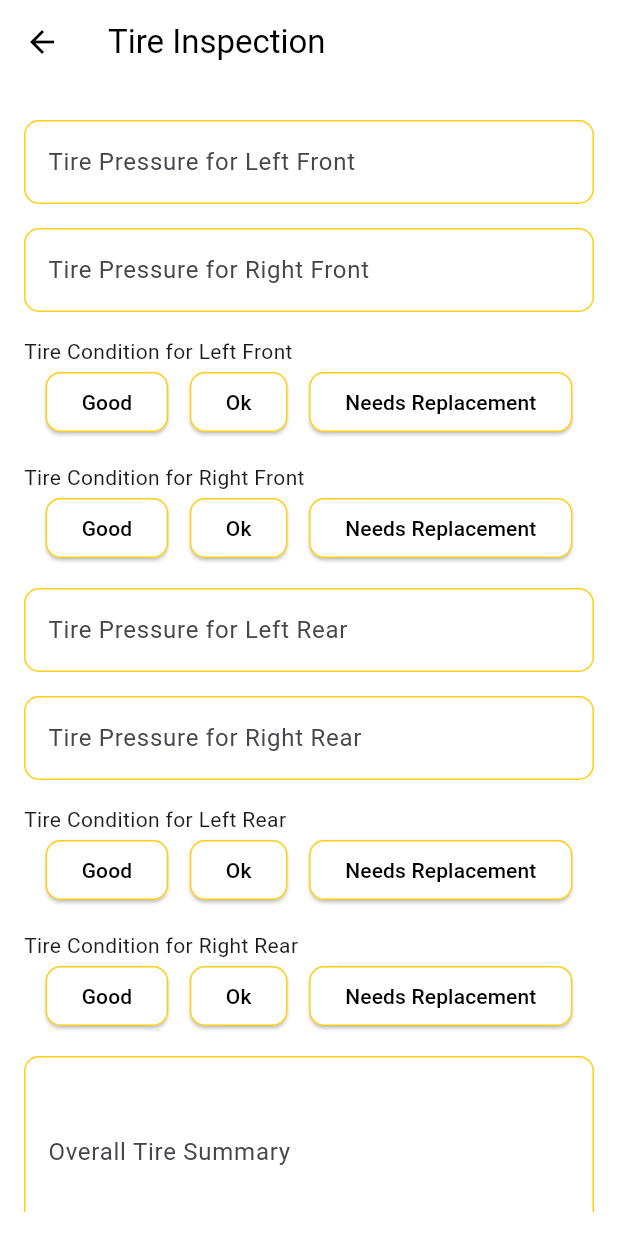
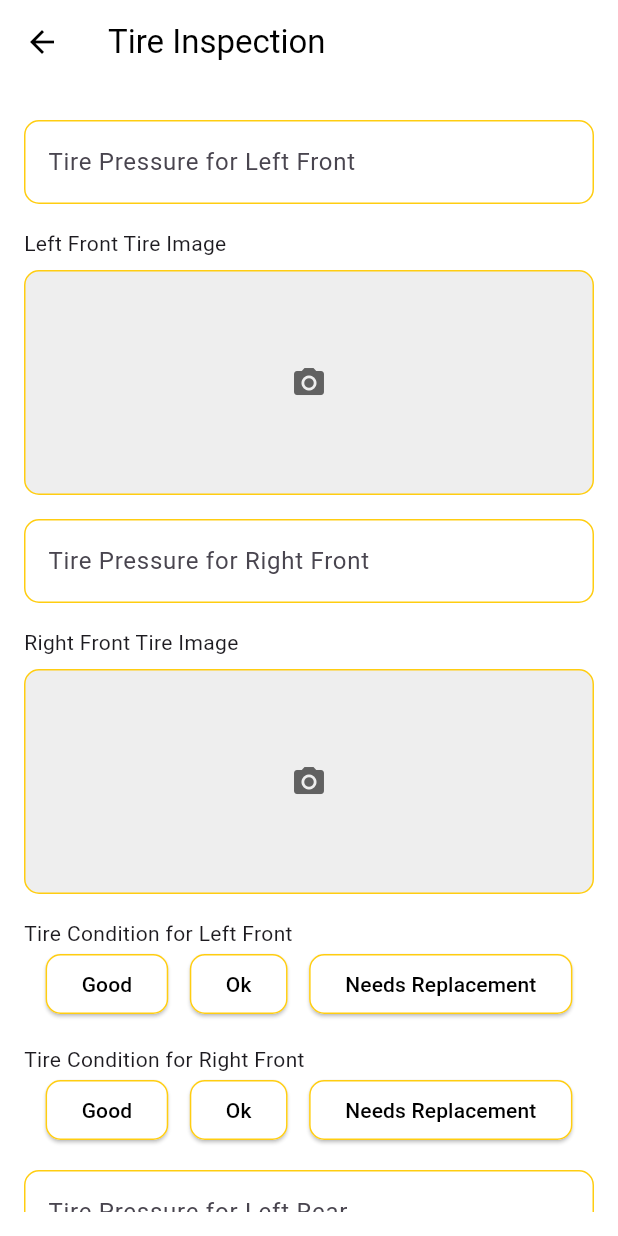
Before and after one commit to levyashvin/caterpillar_hackathon, a Flutter app: the TireInspectionPage screen opened by its route, on a phone screen of 412 x 824 dp. Run offline on Flutter 3.47's test engine with Material 3 defaults, Android fonts, the light colour scheme and no system bars; our stand-ins replace cloud_firestore, firebase_auth, firebase_core, flutter_tts, image_picker, location and 3 more; accounts and stored records are empty.

Commit message:
modified images in tire section

```diff
--- a/cat_inspector/lib/tire_inspection_page.dart
+++ b/cat_inspector/lib/tire_inspection_page.dart
@@ -1,6 +1,8 @@
 import 'package:flutter/material.dart';
 import 'package:flutter_tts/flutter_tts.dart';
 import 'package:shared_preferences/shared_preferences.dart';
+import 'package:image_picker/image_picker.dart';
+import 'dart:io';
 
 class TireInspectionPage extends StatefulWidget {
   @override
@@ -8,22 +10,22 @@ class TireInspectionPage extends StatefulWidget {
 }
 
 class _TireInspectionPageState extends State<TireInspectionPage> {
-  final TextEditingController _leftFrontPressureController =
-      TextEditingController();
-  final TextEditingController _rightFrontPressureController =
-      TextEditingController();
-  final TextEditingController _leftRearPressureController =
-      TextEditingController();
-  final TextEditingController _rightRearPressureController =
-      TextEditingController();
-  final TextEditingController _overallSummaryController =
-      TextEditingController();
+  final TextEditingController _leftFrontPressureController = TextEditingController();
+  final TextEditingController _rightFrontPressureController = TextEditingController();
+  final TextEditingController _leftRearPressureController = TextEditingController();
+  final TextEditingController _rightRearPressureController = TextEditingController();
+  final TextEditingController _overallSummaryController = TextEditingController();
   final FlutterTts _flutterTts = FlutterTts();
 
   String? _leftFrontCondition;
   String? _rightFrontCondition;
   String? _leftRearCondition;
   String? _rightRearCondition;
+
+  File? _leftFrontImage;
+  File? _rightFrontImage;
+  File? _leftRearImage;
+  File? _rightRearImage;
 
   @override
   void initState() {
@@ -43,37 +45,56 @@ class _TireInspectionPageState extends State<TireInspectionPage> {
 
   Future<void> _saveData() async {
     SharedPreferences prefs = await SharedPreferences.getInstance();
-    await prefs.setString(
-        'leftFrontPressure', _leftFrontPressureController.text);
-    await prefs.setString(
-        'rightFrontPressure', _rightFrontPressureController.text);
+    await prefs.setString('leftFrontPressure', _leftFrontPressureController.text);
+    await prefs.setString('rightFrontPressure', _rightFrontPressureController.text);
     await prefs.setString('leftRearPressure', _leftRearPressureController.text);
-    await prefs.setString(
-        'rightRearPressure', _rightRearPressureController.text);
+    await prefs.setString('rightRearPressure', _rightRearPressureController.text);
     await prefs.setString('overallSummary', _overallSummaryController.text);
     await prefs.setString('leftFrontCondition', _leftFrontCondition ?? '');
     await prefs.setString('rightFrontCondition', _rightFrontCondition ?? '');
     await prefs.setString('leftRearCondition', _leftRearCondition ?? '');
     await prefs.setString('rightRearCondition', _rightRearCondition ?? '');
+    // Save image paths to shared preferences if needed
   }
 
   Future<void> _loadSavedData() async {
     SharedPreferences prefs = await SharedPreferences.getInstance();
     setState(() {
-      _leftFrontPressureController.text =
-          prefs.getString('leftFrontPressure') ?? '';
-      _rightFrontPressureController.text =
-          prefs.getString('rightFrontPressure') ?? '';
-      _leftRearPressureController.text =
-          prefs.getString('leftRearPressure') ?? '';
-      _rightRearPressureController.text =
-          prefs.getString('rightRearPressure') ?? '';
+      _leftFrontPressureController.text = prefs.getString('leftFrontPressure') ?? '';
+      _rightFrontPressureController.text = prefs.getString('rightFrontPressure') ?? '';
+      _leftRearPressureController.text = prefs.getString('leftRearPressure') ?? '';
+      _rightRearPressureController.text = prefs.getString('rightRearPressure') ?? '';
       _overallSummaryController.text = prefs.getString('overallSummary') ?? '';
       _leftFrontCondition = prefs.getString('leftFrontCondition');
       _rightFrontCondition = prefs.getString('rightFrontCondition');
       _leftRearCondition = prefs.getString('leftRearCondition');
       _rightRearCondition = prefs.getString('rightRearCondition');
+      // Load image paths from shared preferences if needed
     });
+  }
+
+  Future<void> _takePicture(String tirePosition) async {
+    final picker = ImagePicker();
+    final pickedFile = await picker.getImage(source: ImageSource.camera);
+
+    if (pickedFile != null) {
+      setState(() {
+        switch (tirePosition) {
+          case 'leftFront':
+            _leftFrontImage = File(pickedFile.path);
+            break;
+          case 'rightFront':
+            _rightFrontImage = File(pickedFile.path);
+            break;
+          case 'leftRear':
+            _leftRearImage = File(pickedFile.path);
+            break;
+          case 'rightRear':
+            _rightRearImage = File(pickedFile.path);
+            break;
+        }
+      });
+    }
   }
 
   Widget _buildPressureField(String label, TextEditingController controller) {
@@ -86,13 +107,11 @@ class _TireInspectionPageState extends State<TireInspectionPage> {
         decoration: InputDecoration(
           labelText: label,
           border: OutlineInputBorder(
-            borderSide:
-                BorderSide(color: Color(0xFFFFCD11)), // Caterpillar yellow
+            borderSide: BorderSide(color: Color(0xFFFFCD11)), // Caterpillar yellow
             borderRadius: BorderRadius.circular(10.0),
           ),
           enabledBorder: OutlineInputBorder(
-            borderSide:
-                BorderSide(color: Color(0xFFFFCD11)), // Caterpillar yellow
+            borderSide: BorderSide(color: Color(0xFFFFCD11)), // Caterpillar yellow
             borderRadius: BorderRadius.circular(10.0),
           ),
         ),
@@ -100,8 +119,7 @@ class _TireInspectionPageState extends State<TireInspectionPage> {
     );
   }
 
-  Widget _buildConditionField(
-      String label, String? condition, Function(String?) onChanged) {
+  Widget _buildConditionField(String label, String? condition, Function(String?) onChanged) {
     return Padding(
       padding: const EdgeInsets.symmetric(vertical: 8.0),
       child: Column(
@@ -113,8 +131,7 @@ class _TireInspectionPageState extends State<TireInspectionPage> {
             children: [
               _buildConditionButton(label, 'Good', condition, onChanged),
               _buildConditionButton(label, 'Ok', condition, onChanged),
-              _buildConditionButton(
-                  label, 'Needs Replacement', condition, onChanged),
+              _buildConditionButton(label, 'Needs Replacement', condition, onChanged),
             ],
           ),
         ],
@@ -122,8 +139,7 @@ class _TireInspectionPageState extends State<TireInspectionPage> {
     );
   }
 
-  Widget _buildConditionButton(String label, String value, String? condition,
-      Function(String?) onChanged) {
+  Widget _buildConditionButton(String label, String value, String? condition, Function(String?) onChanged) {
     return ElevatedButton(
       onPressed: () {
         onChanged(value);
@@ -153,16 +169,42 @@ class _TireInspectionPageState extends State<TireInspectionPage> {
         decoration: InputDecoration(
           labelText: label,
           border: OutlineInputBorder(
-            borderSide:
-                BorderSide(color: Color(0xFFFFCD11)), // Caterpillar yellow
+            borderSide: BorderSide(color: Color(0xFFFFCD11)), // Caterpillar yellow
             borderRadius: BorderRadius.circular(10.0),
           ),
           enabledBorder: OutlineInputBorder(
-            borderSide:
-                BorderSide(color: Color(0xFFFFCD11)), // Caterpillar yellow
+            borderSide: BorderSide(color: Color(0xFFFFCD11)), // Caterpillar yellow
             borderRadius: BorderRadius.circular(10.0),
           ),
         ),
+      ),
+    );
+  }
+
+  Widget _buildImagePickerField(String label, File? imageFile, String tirePosition) {
+    return Padding(
+      padding: const EdgeInsets.symmetric(vertical: 8.0),
+      child: Column(
+        crossAxisAlignment: CrossAxisAlignment.start,
+        children: [
+          Text(label),
+          SizedBox(height: 8.0),
+          GestureDetector(
+            onTap: () => _takePicture(tirePosition),
+            child: Container(
+              height: 150,
+              width: double.infinity,
+              decoration: BoxDecoration(
+                border: Border.all(color: Color(0xFFFFCD11)), // Caterpillar yellow
+                borderRadius: BorderRadius.circular(10.0),
+                color: Colors.grey[200],
+              ),
+              child: imageFile != null
+                  ? Image.file(imageFile, fit: BoxFit.cover)
+                  : Center(child: Icon(Icons.camera_alt, color: Colors.grey[700])),
+            ),
+          ),
+        ],
       ),
     );
   }
@@ -185,43 +227,35 @@ class _TireInspectionPageState extends State<TireInspectionPage> {
           child: Column(
             crossAxisAlignment: CrossAxisAlignment.stretch,
             children: [
-              _buildPressureField(
-                  'Tire Pressure for Left Front', _leftFrontPressureController),
-              _buildPressureField('Tire Pressure for Right Front',
-                  _rightFrontPressureController),
-              _buildConditionField(
-                  'Tire Condition for Left Front', _leftFrontCondition,
-                  (value) {
+              _buildPressureField('Tire Pressure for Left Front', _leftFrontPressureController),
+              _buildImagePickerField('Left Front Tire Image', _leftFrontImage, 'leftFront'),
+              _buildPressureField('Tire Pressure for Right Front', _rightFrontPressureController),
+              _buildImagePickerField('Right Front Tire Image', _rightFrontImage, 'rightFront'),
+              _buildConditionField('Tire Condition for Left Front', _leftFrontCondition, (value) {
                 setState(() {
                   _leftFrontCondition = value;
                 });
               }),
-              _buildConditionField(
-                  'Tire Condition for Right Front', _rightFrontCondition,
-                  (value) {
+              _buildConditionField('Tire Condition for Right Front', _rightFrontCondition, (value) {
                 setState(() {
                   _rightFrontCondition = value;
                 });
               }),
-              _buildPressureField(
-                  'Tire Pressure for Left Rear', _leftRearPressureController),
-              _buildPressureField(
-                  'Tire Pressure for Right Rear', _rightRearPressureController),
-              _buildConditionField(
-                  'Tire Condition for Left Rear', _leftRearCondition, (value) {
+              _buildPressureField('Tire Pressure for Left Rear', _leftRearPressureController),
+              _buildImagePickerField('Left Rear Tire Image', _leftRearImage, 'leftRear'),
+              _buildPressureField('Tire Pressure for Right Rear', _rightRearPressureController),
+              _buildImagePickerField('Right Rear Tire Image', _rightRearImage, 'rightRear'),
+              _buildConditionField('Tire Condition for Left Rear', _leftRearCondition, (value) {
                 setState(() {
                   _leftRearCondition = value;
                 });
               }),
-              _buildConditionField(
-                  'Tire Condition for Right Rear', _rightRearCondition,
-                  (value) {
+              _buildConditionField('Tire Condition for Right Rear', _rightRearCondition, (value) {
                 setState(() {
                   _rightRearCondition = value;
                 });
               }),
-              _buildSummaryField(
-                  'Overall Tire Summary', _overallSummaryController),
+              _buildSummaryField('Overall Tire Summary', _overallSummaryController),
               SizedBox(height: 20),
               ElevatedButton(
                 onPressed: () {
@@ -229,14 +263,11 @@ class _TireInspectionPageState extends State<TireInspectionPage> {
                 },
                 style: ElevatedButton.styleFrom(
                   backgroundColor: Colors.white,
-                  side: BorderSide(
-                      color: Color(0xFFFFCD11),
-                      width: 2), // Caterpillar yellow border
+                  side: BorderSide(color: Color(0xFFFFCD11), width: 2), // Caterpillar yellow border
                   shape: RoundedRectangleBorder(
                     borderRadius: BorderRadius.circular(10.0),
                   ),
-                  padding: EdgeInsets.symmetric(
-                      vertical: 16.0), // Add padding for better appearance
+                  padding: EdgeInsets.symmetric(vertical: 16.0), // Add padding for better appearance
                 ),
                 child: Text(
                   'Continue',
```
Also changed, not shown: cat_inspector/assets/424 Backhoe Loader.png, cat_inspector/assets/backhoe.jpeg (added).
